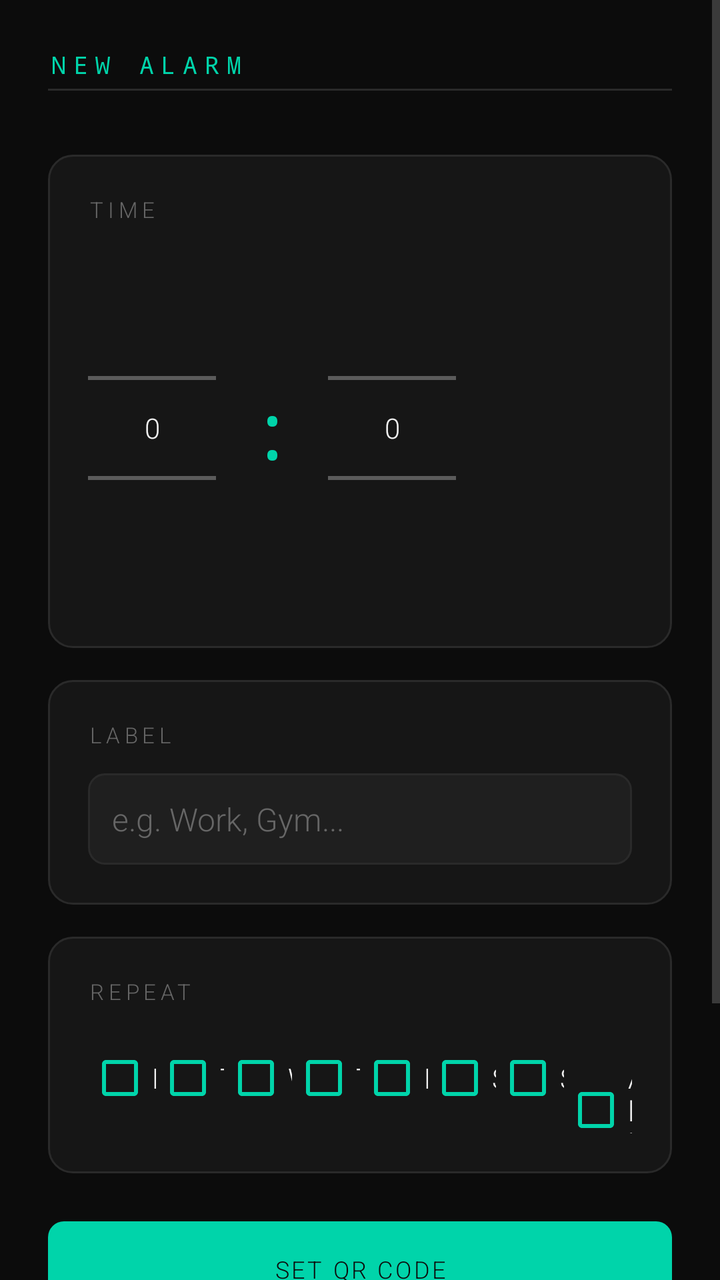
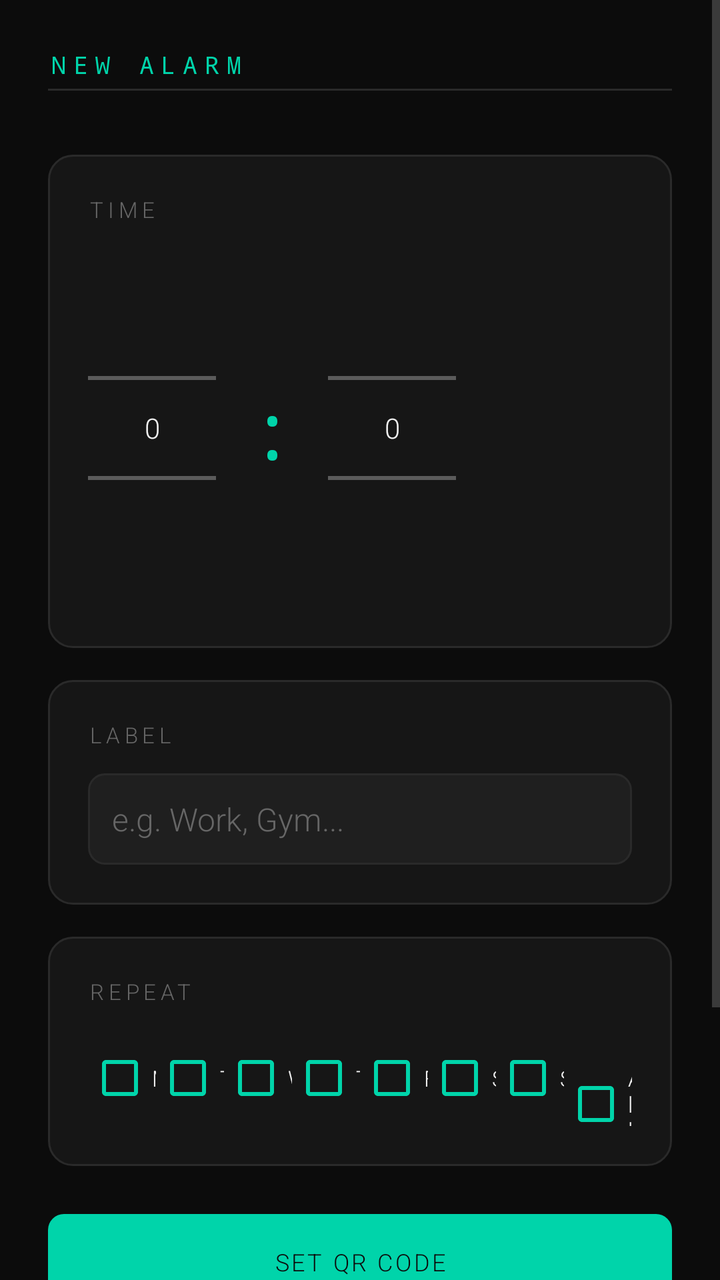

The first picture is an Android layout as it rendered before a commit; the second is the same layout after the commit. The layout source and the unified diff follow.
<!-- AndroidManifest.xml: application theme Theme.QAlarm -->
<!-- res/layout/activity_alarm_edit.xml -->
<?xml version="1.0" encoding="utf-8"?>
<ScrollView xmlns:android="http://schemas.android.com/apk/res/android"
    android:layout_width="match_parent"
    android:layout_height="match_parent"
    android:background="@color/bg_primary"
    android:fillViewport="true">

    <LinearLayout
        android:layout_width="match_parent"
        android:layout_height="wrap_content"
        android:orientation="vertical"
        android:padding="24dp">

        <TextView
            android:id="@+id/tvEditTitle"
            android:layout_width="wrap_content"
            android:layout_height="wrap_content"
            android:text="NEW ALARM"
            android:textColor="@color/accent"
            android:textSize="12sp"
            android:letterSpacing="0.3"
            android:fontFamily="monospace"
            android:layout_marginBottom="4dp"/>

        <View
            android:layout_width="match_parent"
            android:layout_height="1dp"
            android:background="@color/border"
            android:layout_marginBottom="32dp"/>

        
        <LinearLayout
            android:layout_width="match_parent"
            android:layout_height="wrap_content"
            android:orientation="vertical"
            android:background="@drawable/bg_card"
            android:padding="20dp"
            android:layout_marginBottom="16dp">

            <TextView
                android:layout_width="wrap_content"
                android:layout_height="wrap_content"
                android:text="TIME"
                android:textColor="@color/text_secondary"
                android:textSize="11sp"
                android:letterSpacing="0.2"
                android:layout_marginBottom="12dp"/>

            <LinearLayout
                android:layout_width="wrap_content"
                android:layout_height="wrap_content"
                android:orientation="horizontal"
                android:gravity="center_vertical">

                <NumberPicker
                    android:id="@+id/npHour"
                    android:layout_width="wrap_content"
                    android:layout_height="wrap_content"/>

                <TextView
                    android:layout_width="wrap_content"
                    android:layout_height="wrap_content"
                    android:text=":"
                    android:textSize="40sp"
                    android:textColor="@color/accent"
                    android:paddingHorizontal="16dp"
                    android:fontFamily="monospace"/>

                <NumberPicker
                    android:id="@+id/npMinute"
                    android:layout_width="wrap_content"
                    android:layout_height="wrap_content"/>

            </LinearLayout>
        </LinearLayout>

        
        <LinearLayout
            android:layout_width="match_parent"
            android:layout_height="wrap_content"
            android:orientation="vertical"
            android:background="@drawable/bg_card"
            android:padding="20dp"
            android:layout_marginBottom="16dp">

            <TextView
                android:layout_width="wrap_content"
                android:layout_height="wrap_content"
                android:text="LABEL"
                android:textColor="@color/text_secondary"
                android:textSize="11sp"
                android:letterSpacing="0.2"
                android:layout_marginBottom="12dp"/>

            <EditText
                android:id="@+id/etLabel"
                android:layout_width="match_parent"
                android:layout_height="wrap_content"
                android:hint="e.g. Work, Gym..."
                android:inputType="text"
                android:textColor="@color/text_primary"
                android:textColorHint="@color/text_secondary"
                android:background="@drawable/bg_input"
                android:padding="12dp"
                android:textSize="16sp"/>

        </LinearLayout>

        
        <LinearLayout
            android:layout_width="match_parent"
            android:layout_height="wrap_content"
            android:orientation="vertical"
            android:background="@drawable/bg_card"
            android:padding="20dp"
            android:layout_marginBottom="24dp">

            <TextView
                android:layout_width="wrap_content"
                android:layout_height="wrap_content"
                android:text="REPEAT"
                android:textColor="@color/text_secondary"
                android:textSize="11sp"
                android:letterSpacing="0.2"
                android:layout_marginBottom="12dp"/>

            <LinearLayout
                android:layout_width="match_parent"
                android:layout_height="wrap_content"
                android:orientation="horizontal"
                android:weightSum="8">

                <CheckBox android:id="@+id/cbMon"
                    android:layout_width="0dp" android:layout_height="wrap_content"
                    android:layout_weight="1" android:text="M"
                    android:textColor="@color/text_primary"
                    android:buttonTint="@color/accent"/>
                <CheckBox android:id="@+id/cbTue"
                    android:layout_width="0dp" android:layout_height="wrap_content"
                    android:layout_weight="1" android:text="T"
                    android:textColor="@color/text_primary"
                    android:buttonTint="@color/accent"/>
                <CheckBox android:id="@+id/cbWed"
                    android:layout_width="0dp" android:layout_height="wrap_content"
                    android:layout_weight="1" android:text="W"
                    android:textColor="@color/text_primary"
                    android:buttonTint="@color/accent"/>
                <CheckBox android:id="@+id/cbThu"
                    android:layout_width="0dp" android:layout_height="wrap_content"
                    android:layout_weight="1" android:text="T"
                    android:textColor="@color/text_primary"
                    android:buttonTint="@color/accent"/>
                <CheckBox android:id="@+id/cbFri"
                    android:layout_width="0dp" android:layout_height="wrap_content"
                    android:layout_weight="1" android:text="F"
                    android:textColor="@color/text_primary"
                    android:buttonTint="@color/accent"/>
                <CheckBox android:id="@+id/cbSat"
                    android:layout_width="0dp" android:layout_height="wrap_content"
                    android:layout_weight="1" android:text="S"
                    android:textColor="@color/text_primary"
                    android:buttonTint="@color/accent"/>
                <CheckBox android:id="@+id/cbSun"
                    android:layout_width="0dp" android:layout_height="wrap_content"
                    android:layout_weight="1" android:text="S"
                    android:textColor="@color/text_primary"
                    android:buttonTint="@color/accent"/>
                <CheckBox android:id="@+id/cbWeekly"
                    android:layout_width="0dp" android:layout_height="wrap_content"
                    android:layout_weight="1" android:text="All"
                    android:textColor="@color/text_primary"
                    android:buttonTint="@color/accent"/>

            </LinearLayout>
        </LinearLayout>

        <Button
            android:id="@+id/btnSetQR"
            android:layout_width="match_parent"
            android:layout_height="48dp"
            android:text="SET QR CODE"
            android:textColor="@color/bg_primary"
            android:textSize="12sp"
            android:letterSpacing="0.1"
            android:background="@drawable/bg_button_accent"
            android:layout_marginBottom="10dp"/>

        <Button
            android:id="@+id/btnRingtones"
            android:layout_width="match_parent"
            android:layout_height="48dp"
            android:text="ADD RINGTONES"
            android:textColor="@color/bg_primary"
            android:textSize="12sp"
            android:letterSpacing="0.1"
            android:background="@drawable/bg_button_accent"
            android:layout_marginBottom="24dp"/>

        <Button
            android:id="@+id/btnSaveAlarm"
            android:layout_width="match_parent"
            android:layout_height="52dp"
            android:text="SAVE ALARM"
            android:textColor="@color/bg_primary"
            android:textSize="13sp"
            android:letterSpacing="0.15"
            android:background="@drawable/bg_button_accent"/>

    </LinearLayout>
</ScrollView>
<!-- resources referenced by this layout -->
<resources>
  <color name="accent">#00D4AA</color>
  <color name="bg_primary">#0C0C0C</color>
  <color name="border">#2A2A2A</color>
  <color name="text_primary">#F0F0F0</color>
  <color name="text_secondary">#666666</color>
  <!-- drawable bg_button_accent (drawable) -->
  <?xml version="1.0" encoding="utf-8"?>
  <shape xmlns:android="http://schemas.android.com/apk/res/android">
      <solid android:color="@color/accent"/>
      <corners android:radius="8dp"/>
  </shape>
  <!-- drawable bg_card (drawable) -->
  <?xml version="1.0" encoding="utf-8"?>
  <shape xmlns:android="http://schemas.android.com/apk/res/android">
      <solid android:color="@color/bg_surface"/>
      <stroke android:width="1dp" android:color="@color/border"/>
      <corners android:radius="12dp"/>
  </shape>
  <!-- drawable bg_input (drawable) -->
  <?xml version="1.0" encoding="utf-8"?>
  <shape xmlns:android="http://schemas.android.com/apk/res/android">
      <solid android:color="@color/bg_elevated"/>
      <stroke android:width="1dp" android:color="@color/border"/>
      <corners android:radius="8dp"/>
  </shape>
  <style name="Theme.QAlarm" parent="Theme.MaterialComponents.DayNight.NoActionBar">
          <item name="android:windowBackground">@color/bg_primary</item>
          <item name="android:statusBarColor">@color/bg_primary</item>
          <item name="android:navigationBarColor">@color/bg_primary</item>
          <item name="colorPrimary">@color/accent</item>
          <item name="colorPrimaryVariant">@color/accent</item>
          <item name="colorOnPrimary">@color/bg_primary</item>
          <item name="colorSurface">@color/bg_surface</item>
          <item name="android:textColorPrimary">@color/text_primary</item>
          <item name="android:textColorSecondary">@color/text_secondary</item>
          <item name="android:fontFamily">sans-serif-light</item>
      </style>
  <color name="bg_surface">#161616</color>
  <color name="bg_elevated">#1F1F1F</color>
</resources>

<!-- the commit's change to res/layout/activity_alarm_edit.xml (unified diff, before → after) -->
@@ -133,43 +133,75 @@
                 <CheckBox android:id="@+id/cbMon"
                     android:layout_width="0dp" android:layout_height="wrap_content"
                     android:layout_weight="1" android:text="M"
-                    android:textColor="@color/text_primary"
-                    android:buttonTint="@color/accent"/>
+                    android:textSize="11sp"
+                    android:textColor="@color/text_primary"
+                    android:buttonTint="@color/accent"
+                    android:minWidth="0dp"
+                    android:paddingStart="0dp"
+                    android:paddingEnd="0dp"/>
                 <CheckBox android:id="@+id/cbTue"
                     android:layout_width="0dp" android:layout_height="wrap_content"
                     android:layout_weight="1" android:text="T"
-                    android:textColor="@color/text_primary"
-                    android:buttonTint="@color/accent"/>
+                    android:textSize="11sp"
+                    android:textColor="@color/text_primary"
+                    android:buttonTint="@color/accent"
+                    android:minWidth="0dp"
+                    android:paddingStart="0dp"
+                    android:paddingEnd="0dp"/>
                 <CheckBox android:id="@+id/cbWed"
                     android:layout_width="0dp" android:layout_height="wrap_content"
                     android:layout_weight="1" android:text="W"
-                    android:textColor="@color/text_primary"
-                    android:buttonTint="@color/accent"/>
+                    android:textSize="11sp"
+                    android:textColor="@color/text_primary"
+                    android:buttonTint="@color/accent"
+                    android:minWidth="0dp"
+                    android:paddingStart="0dp"
+                    android:paddingEnd="0dp"/>
                 <CheckBox android:id="@+id/cbThu"
                     android:layout_width="0dp" android:layout_height="wrap_content"
                     android:layout_weight="1" android:text="T"
-                    android:textColor="@color/text_primary"
-                    android:buttonTint="@color/accent"/>
+                    android:textSize="11sp"
+                    android:textColor="@color/text_primary"
+                    android:buttonTint="@color/accent"
+                    android:minWidth="0dp"
+                    android:paddingStart="0dp"
+                    android:paddingEnd="0dp"/>
                 <CheckBox android:id="@+id/cbFri"
                     android:layout_width="0dp" android:layout_height="wrap_content"
                     android:layout_weight="1" android:text="F"
-                    android:textColor="@color/text_primary"
-                    android:buttonTint="@color/accent"/>
+                    android:textSize="11sp"
+                    android:textColor="@color/text_primary"
+                    android:buttonTint="@color/accent"
+                    android:minWidth="0dp"
+                    android:paddingStart="0dp"
+                    android:paddingEnd="0dp"/>
                 <CheckBox android:id="@+id/cbSat"
                     android:layout_width="0dp" android:layout_height="wrap_content"
                     android:layout_weight="1" android:text="S"
-                    android:textColor="@color/text_primary"
-                    android:buttonTint="@color/accent"/>
+                    android:textSize="11sp"
+                    android:textColor="@color/text_primary"
+                    android:buttonTint="@color/accent"
+                    android:minWidth="0dp"
+                    android:paddingStart="0dp"
+                    android:paddingEnd="0dp"/>
                 <CheckBox android:id="@+id/cbSun"
                     android:layout_width="0dp" android:layout_height="wrap_content"
                     android:layout_weight="1" android:text="S"
-                    android:textColor="@color/text_primary"
-                    android:buttonTint="@color/accent"/>
+                    android:textSize="11sp"
+                    android:textColor="@color/text_primary"
+                    android:buttonTint="@color/accent"
+                    android:minWidth="0dp"
+                    android:paddingStart="0dp"
+                    android:paddingEnd="0dp"/>
                 <CheckBox android:id="@+id/cbWeekly"
                     android:layout_width="0dp" android:layout_height="wrap_content"
                     android:layout_weight="1" android:text="All"
-                    android:textColor="@color/text_primary"
-                    android:buttonTint="@color/accent"/>
+                    android:textSize="11sp"
+                    android:textColor="@color/text_primary"
+                    android:buttonTint="@color/accent"
+                    android:minWidth="0dp"
+                    android:paddingStart="0dp"
+                    android:paddingEnd="0dp"/>
 
             </LinearLayout>
         </LinearLayout>
